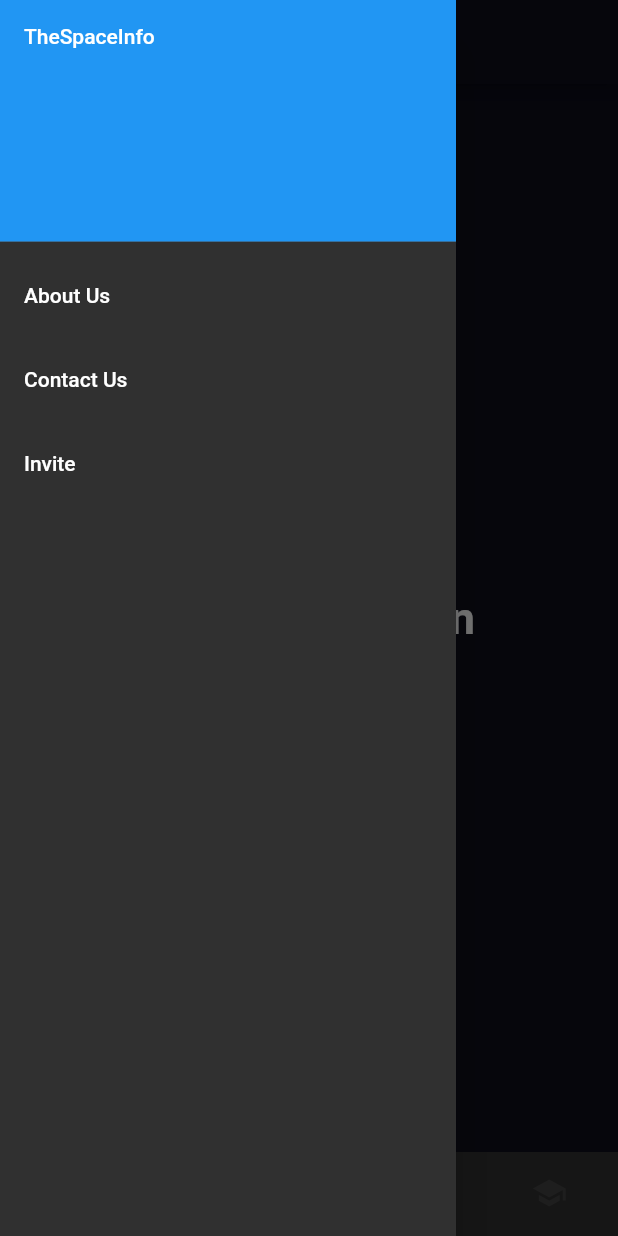
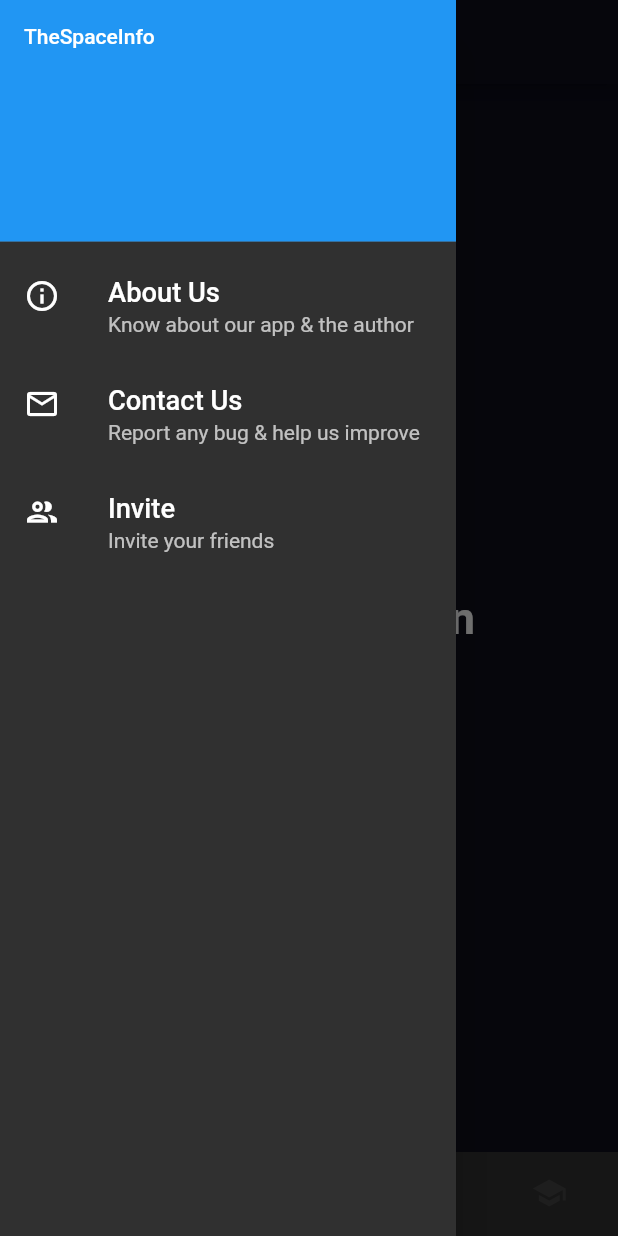
Before and after one commit to rootFaheem/thespaceinfo, a Flutter app: the screen it shows after launch, with the side drawer open, on a phone screen of 412 x 824 dp. Run offline on Flutter 3.47's test engine with Material 2 defaults, Android fonts, the phone set to English and light mode, and no system bars.

Commit message:
drawer text updated

```diff
--- a/lib/main.dart
+++ b/lib/main.dart
@@ -139,22 +139,36 @@ class _MyHomePageState extends State<MyHomePage> {
                 ),
               ),
               ListTile(
-
-                title: Text('About Us'),
+                leading: Icon(Icons.info_outlined),
+                title: Text(
+                  'About Us',
+                  textScaleFactor: 1.3,
+                ),
+                subtitle: Text('Know about our app & the author'),
                 onTap: () {
                   // Update the state of the app.
                   // ...
                 },
               ),
               ListTile(
-                title: Text('Contact Us'),
+                leading: Icon(Icons.email_outlined),
+                title: Text(
+                  'Contact Us',
+                  textScaleFactor: 1.3,
+                ),
+                subtitle: Text('Report any bug & help us improve'),
                 onTap: () {
                   // Update the state of the app.
                   // ...
                 },
               ),
               ListTile(
-                title: Text('Invite'),
+                leading: Icon(Icons.group_outlined),
+                title: Text(
+                  'Invite',
+                  textScaleFactor: 1.3,
+                ),
+                subtitle: Text('Invite your friends'),
                 onTap: () {
                   // Update the state of the app.
                   // ...
```
